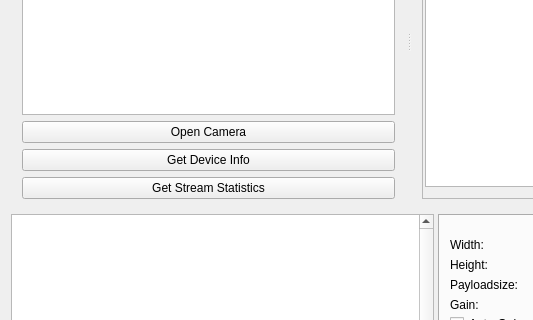
First picture: the form in Source/res/v4l2test.ui, repository alliedvision/V4L2Viewer, before the edit; both pictures show x 0 to 533 and y 159 to 479 of the 1224 by 820 pixel window.
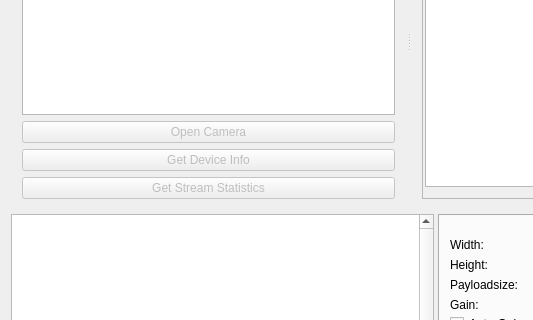
Second picture: the form after the edit. Icons and pictures are not drawn.

The edit to the form file:
```diff
--- a/Source/res/v4l2test.ui
+++ b/Source/res/v4l2test.ui
@@ -93,6 +93,9 @@
          </item>
          <item>
           <widget class="QPushButton" name="m_OpenCloseButton">
+           <property name="enabled">
+            <bool>false</bool>
+           </property>
            <property name="minimumSize">
             <size>
              <width>0</width>
@@ -112,6 +115,9 @@
          </item>
          <item>
           <widget class="QPushButton" name="m_GetDeviceInfoButton">
+           <property name="enabled">
+            <bool>false</bool>
+           </property>
            <property name="text">
             <string>Get Device Info</string>
            </property>
@@ -119,6 +125,9 @@
          </item>
          <item>
           <widget class="QPushButton" name="m_GetStreamStatisticsButton">
+           <property name="enabled">
+            <bool>false</bool>
+           </property>
            <property name="text">
             <string>Get Stream Statistics</string>
            </property>
```
Left out of the diff: 2 changed lines with no effect on the pictures.
